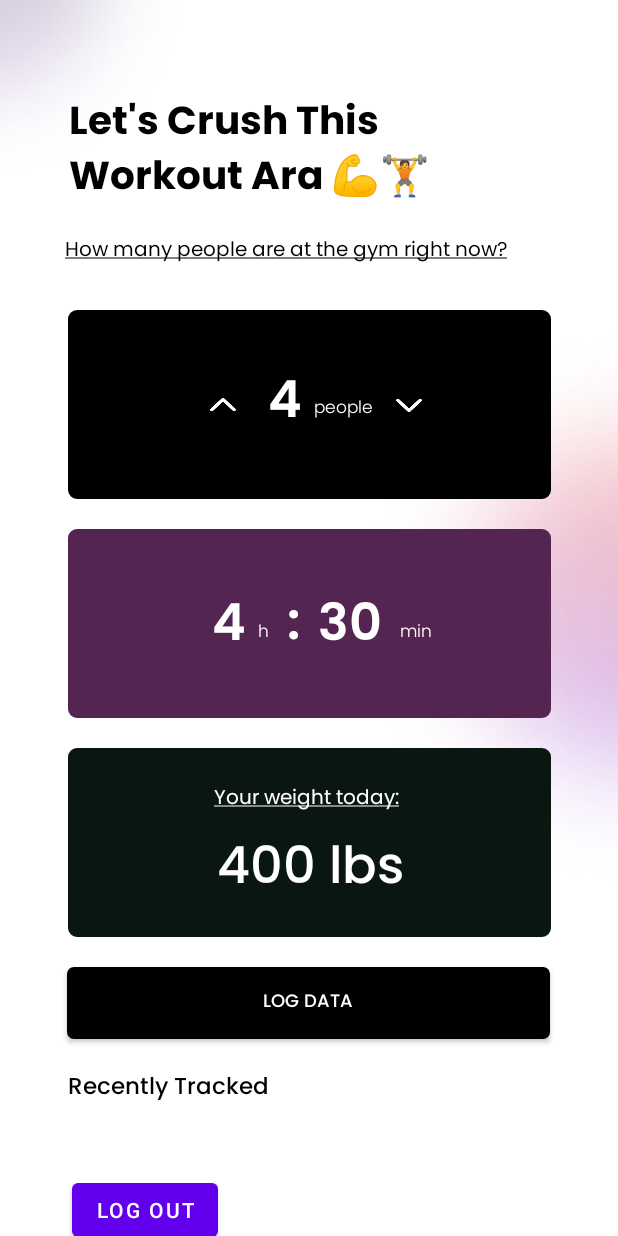
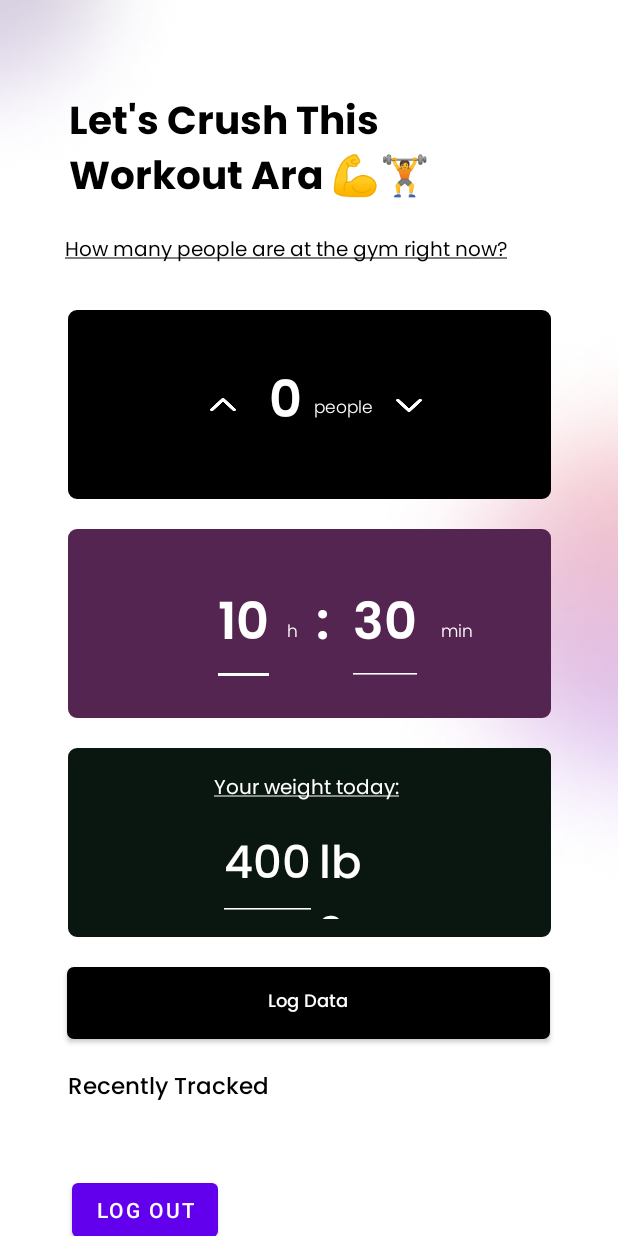
Before and after one commit to Ara-O/Gymtrovert, an Android app: the screen it shows after launch once a user with an empty profile is signed in (MainActivity), on a phone screen of 412 x 824 dp. Run offline under Robolectric (Android 15) with nearby library versions, the phone set to English and light mode, and no system bars; our stand-ins replace Firebase (no records; nobody signed in at launch, a user with empty details on screens opened directly); 2 statements that could not run were skipped.

Commit message:
Adding functionality to main page

```diff
--- a/app/build.gradle
+++ b/app/build.gradle
@@ -49,6 +49,7 @@ dependencies {
     implementation 'com.google.android.material:material:1.8.0'
     implementation 'androidx.constraintlayout:constraintlayout:2.1.4'
     implementation 'com.google.firebase:firebase-auth-ktx:21.0.3'
+    implementation 'com.google.firebase:firebase-database-ktx:20.0.4'
     testImplementation 'junit:junit:4.13.2'
     androidTestImplementation 'androidx.test.ext:junit:1.1.5'
     androidTestImplementation 'androidx.test.espresso:espresso-core:3.5.1'
--- a/app/src/main/java/com/example/gymtrovert/MainActivity.kt
+++ b/app/src/main/java/com/example/gymtrovert/MainActivity.kt
@@ -1,9 +1,12 @@
 package com.example.gymtrovert
 
 import android.content.Intent
+import android.icu.util.Calendar
 import androidx.appcompat.app.AppCompatActivity
 import android.os.Bundle
+import android.text.Editable
 import android.util.Log
+import android.widget.Toast
 import com.example.gymtrovert.databinding.ActivityMainBinding
 import com.google.android.gms.auth.api.Auth
 import com.google.android.gms.auth.api.signin.GoogleSignIn
@@ -11,13 +14,23 @@ import com.google.android.gms.auth.api.signin.GoogleSignInClient
 import com.google.android.gms.auth.api.signin.GoogleSignInOptions
 import com.google.firebase.auth.FirebaseAuth
 import com.google.firebase.auth.FirebaseAuth.AuthStateListener
+import com.google.firebase.auth.FirebaseUser
 import com.google.firebase.auth.ktx.auth
+import com.google.firebase.database.ktx.database
 import com.google.firebase.ktx.Firebase
+import java.time.LocalDateTime
+import java.time.format.DateTimeFormatter
 
+data class loggedData(
+   val numOfGymGoers: Int,
+   val loggedTime: String,
+   val loggedWeight: Int
+)
 class MainActivity : AppCompatActivity() {
     private lateinit var binding: ActivityMainBinding
     lateinit var googleSignInClient: GoogleSignInClient
     private lateinit var  authListener: AuthStateListener
+    private lateinit   var user : FirebaseUser
 
     override fun onDestroy() {
         super.onDestroy()
@@ -27,9 +40,9 @@ class MainActivity : AppCompatActivity() {
         super.onCreate(savedInstanceState)
         binding = ActivityMainBinding.inflate(layoutInflater)
         setContentView(binding.root)
-
+        //Check users registration status
         authListener = FirebaseAuth.AuthStateListener { firebaseAuth ->
-            val user = firebaseAuth.currentUser
+            user = firebaseAuth.currentUser!!
             if (user != null) {
                 // User is signed in
                 Log.d("vewfwe", "user already exists")
@@ -41,7 +54,44 @@ class MainActivity : AppCompatActivity() {
             }
         }
 
-        Firebase. auth.addAuthStateListener(authListener)
+        Firebase.auth.addAuthStateListener(authListener)
+
+
+
+        var numOfPeopleInGym = 0
+
+        binding.increaseNumOfPeople.setOnClickListener {
+            numOfPeopleInGym++
+            binding.numOfPeopleInTheGym.text = numOfPeopleInGym.toString()
+
+            if(numOfPeopleInGym == 1)
+                binding.peopleText.text = "person"
+            else
+                binding.peopleText.text = "people"
+
+            if(numOfPeopleInGym > 10){
+                Toast.makeText(applicationContext, "Geez, I feel bad for you :(", Toast.LENGTH_SHORT).show()
+            }
+        }
+
+        binding.reduceNumOfPeople.setOnClickListener {
+            if(numOfPeopleInGym > 0){
+                numOfPeopleInGym--
+            }
+            binding.numOfPeopleInTheGym.text = numOfPeopleInGym.toString()
+
+            if(numOfPeopleInGym == 1)
+                binding.peopleText.text = "person"
+            else
+                binding.peopleText.text = "people"
+        }
+
+        val c = Calendar.getInstance()
+        val hour = c.get(Calendar.HOUR_OF_DAY)
+        val minute = c.get(Calendar.MINUTE)
+
+        binding.hour.setText( hour.toString())
+        binding.min.setText(minute.toString())
 
 
         val googleSignInOptions = GoogleSignInOptions.Builder(GoogleSignInOptions.DEFAULT_SIGN_IN)
@@ -51,6 +101,25 @@ class MainActivity : AppCompatActivity() {
 
         // Initialize sign in client
         googleSignInClient = GoogleSignIn.getClient(this, googleSignInOptions)
+
+
+        val database = Firebase.database
+        binding.logData.setOnClickListener {
+//            val c = Calendar.getInstance()
+//            DayofWeek-hour-minute
+            //Monday-09-03
+            //Monday-09
+//            val dayOfWeek = c.get(Calendar.DAY_OF_WEEK)
+//            val minute = c.get(Calendar.MINUTE)
+
+//            var loggedTime = ""
+//            loggedTime += "${}"
+//            Get current date and time set that under the time
+//                val data = loggedData(binding.numOfPeopleInTheGym.text.toString().toInt(), )
+//            val userUsername = database.getReference("/${user?.uid}/username")
+//
+//            userUsername.setValue(.toString())
+        }
 
         binding.logOut.setOnClickListener {
 
--- a/app/src/main/java/com/example/gymtrovert/Signup.kt
+++ b/app/src/main/java/com/example/gymtrovert/Signup.kt
@@ -22,6 +22,7 @@ import com.google.firebase.auth.AuthCredential
 import com.google.firebase.auth.FirebaseAuth
 import com.google.firebase.auth.GoogleAuthProvider
 import com.google.firebase.auth.ktx.auth
+import com.google.firebase.database.ktx.database
 import com.google.firebase.ktx.Firebase
 import com.google.firebase.ktx.initialize
 
@@ -71,6 +72,12 @@ class Signup : AppCompatActivity() {
                              Log.d("Success", "createUserWithEmail:success")
                              displayToast("Successfully signed in")
                              val user = auth.currentUser
+
+                             //Save user's username
+                             val database = Firebase.database
+                             val userUsername = database.getReference("/${user?.uid}/username")
+
+                             userUsername.setValue(username.toString())
                              val i = Intent(this, MainActivity::class.java)
                              startActivity(i)
                              finish()
@@ -95,6 +102,7 @@ class Signup : AppCompatActivity() {
         super.onActivityResult(requestCode, resultCode, data)
         when (requestCode) {
             100 -> {
+                val username = binding.usernameInput.text
                 // When request code is equal to 100 initialize task
                 val signInAccountTask: Task<GoogleSignInAccount> =  GoogleSignIn.getSignedInAccountFromIntent(data)
 
@@ -115,6 +123,13 @@ class Signup : AppCompatActivity() {
                                 .addOnCompleteListener(this) { task ->
                                     // Check condition
                                     if (task.isSuccessful) {
+
+                                        //Save user's username
+                                        val database = Firebase.database
+                                        val userUsername = database.getReference("/${auth.currentUser?.uid}/username")
+
+                                        userUsername.setValue(username)
+
                                         val i = Intent(this, MainActivity::class.java)
                                         startActivity(i)
                                         finish()
--- a/app/src/main/res/layout/activity_main.xml
+++ b/app/src/main/res/layout/activity_main.xml
@@ -38,7 +38,6 @@
             app:layout_constraintHorizontal_bias="0.368"
             app:layout_constraintStart_toStartOf="parent"
             app:layout_constraintTop_toBottomOf="@+id/textView4" />
-
 
 
         <ImageView
@@ -96,10 +95,11 @@
             app:layout_constraintTop_toBottomOf="@+id/view2" />
 
         <androidx.appcompat.widget.AppCompatButton
-            android:id="@+id/button"
+            android:id="@+id/logData"
             android:layout_width="322dp"
             android:layout_height="48dp"
             android:layout_marginTop="20dp"
+            android:textAllCaps="false"
             android:background="@drawable/rounded_button_border"
             android:backgroundTint="#000000"
             android:fontFamily="@font/poppins_medium"
@@ -112,11 +112,11 @@
             app:layout_constraintTop_toBottomOf="@+id/view3" />
 
         <TextView
-            android:id="@+id/textView12"
+            android:id="@+id/numOfPeopleInTheGym"
             android:layout_width="wrap_content"
             android:layout_height="wrap_content"
             android:fontFamily="@font/poppins_semibold"
-            android:text="4"
+            android:text="0"
             android:textColor="#FFFFFF"
             android:textSize="34sp"
             app:layout_constraintBottom_toBottomOf="@+id/view"
@@ -125,23 +125,41 @@
             app:layout_constraintStart_toStartOf="@+id/view"
             app:layout_constraintTop_toTopOf="@+id/view" />
 
-        <TextView
+        <EditText
             android:id="@+id/textView17"
             android:layout_width="wrap_content"
             android:layout_height="wrap_content"
+            android:backgroundTint="@color/white"
             android:fontFamily="@font/poppins_medium"
-            android:text="400 lbs"
+            android:inputType="number"
+            android:maxLength="3"
+            android:text="400"
+            android:textCursorDrawable="@color/white"
             android:textColor="#FFFFFF"
-            android:textSize="34sp"
+            android:textSize="30sp"
             app:layout_constraintBottom_toBottomOf="@+id/view3"
             app:layout_constraintEnd_toEndOf="@+id/view3"
-            app:layout_constraintHorizontal_bias="0.502"
+            app:layout_constraintHorizontal_bias="0.391"
             app:layout_constraintStart_toStartOf="@+id/view3"
             app:layout_constraintTop_toTopOf="@+id/view3"
-            app:layout_constraintVertical_bias="0.771" />
+            app:layout_constraintVertical_bias="0.8" />
 
         <TextView
-            android:id="@+id/textView11"
+            android:id="@+id/lbs"
+            android:layout_width="44dp"
+            android:layout_height="60dp"
+            android:layout_marginTop="54dp"
+            android:fontFamily="@font/poppins_medium"
+            android:text="lbs"
+            android:textColor="#FFFFFF"
+            android:textSize="30sp"
+            app:layout_constraintEnd_toEndOf="@+id/view3"
+            app:layout_constraintHorizontal_bias="0.012"
+            app:layout_constraintStart_toEndOf="@+id/textView17"
+            app:layout_constraintTop_toTopOf="@+id/view3" />
+
+        <TextView
+            android:id="@+id/peopleText"
             android:layout_width="wrap_content"
             android:layout_height="wrap_content"
             android:fontFamily="@font/poppins_light"
@@ -151,11 +169,12 @@
             app:layout_constraintBottom_toBottomOf="@+id/view"
             app:layout_constraintEnd_toEndOf="@+id/view"
             app:layout_constraintHorizontal_bias="0.062"
-            app:layout_constraintStart_toEndOf="@+id/textView12"
+            app:layout_constraintStart_toEndOf="@+id/numOfPeopleInTheGym"
             app:layout_constraintTop_toTopOf="@+id/view"
             app:layout_constraintVertical_bias="0.527" />
 
         <androidx.appcompat.widget.AppCompatImageButton
+            android:id="@+id/increaseNumOfPeople"
             android:layout_width="48dp"
             android:layout_height="48dp"
             android:layout_marginStart="79dp"
@@ -163,13 +182,13 @@
             android:contentDescription="@string/up_arrow"
             android:src="@mipmap/arrow_2_foreground"
             app:layout_constraintBottom_toBottomOf="@+id/view"
-            app:layout_constraintEnd_toStartOf="@+id/textView12"
+            app:layout_constraintEnd_toStartOf="@+id/numOfPeopleInTheGym"
             app:layout_constraintHorizontal_bias="0.0"
             app:layout_constraintStart_toStartOf="@+id/view"
             app:layout_constraintTop_toTopOf="@+id/view" />
 
         <androidx.appcompat.widget.AppCompatImageButton
-            android:id="@+id/appCompatImageButton"
+            android:id="@+id/reduceNumOfPeople"
             android:layout_width="48dp"
             android:layout_height="48dp"
             android:background="#00FFFFFF"
@@ -179,16 +198,20 @@
             app:layout_constraintBottom_toBottomOf="@+id/view"
             app:layout_constraintEnd_toEndOf="@+id/view"
             app:layout_constraintHorizontal_bias="0.0"
-            app:layout_constraintStart_toEndOf="@+id/textView11"
+            app:layout_constraintStart_toEndOf="@+id/peopleText"
             app:layout_constraintTop_toTopOf="@+id/view" />
 
-        <TextView
-            android:id="@+id/textView10"
+        <EditText
+            android:id="@+id/hour"
             android:layout_width="wrap_content"
             android:layout_height="wrap_content"
             android:layout_marginStart="96dp"
+            android:backgroundTint="#FFFFFF"
             android:fontFamily="@font/poppins_semibold"
-            android:text="4"
+            android:textCursorDrawable="@color/white"
+            android:inputType="number"
+            android:text="0"
+            android:maxLength="2"
             android:textColor="#FFFFFF"
             android:textSize="34sp"
             app:layout_constraintBottom_toBottomOf="@+id/view2"
@@ -210,13 +233,17 @@
             app:layout_constraintTop_toTopOf="@+id/view2"
             app:layout_constraintVertical_bias="0.529" />
 
-        <TextView
-            android:id="@+id/textView15"
+        <EditText
+            android:id="@+id/min"
             android:layout_width="wrap_content"
             android:layout_height="wrap_content"
             android:layout_marginStart="12dp"
+            android:backgroundTint="#FFFFFF"
             android:fontFamily="@font/poppins_semibold"
-            android:text="30"
+            android:inputType="number"
+            android:textCursorDrawable="@color/white"
+            android:maxLength="2"
+            android:text="00"
             android:textColor="#FFFFFF"
             android:textSize="34sp"
             app:layout_constraintBottom_toBottomOf="@+id/view2"
@@ -234,7 +261,7 @@
             android:textColor="#FFFFFF"
             android:textSize="11sp"
             app:layout_constraintBottom_toBottomOf="@+id/view2"
-            app:layout_constraintStart_toEndOf="@+id/textView10"
+            app:layout_constraintStart_toEndOf="@+id/hour"
             app:layout_constraintTop_toTopOf="@+id/view2"
             app:layout_constraintVertical_bias="0.561" />
 
@@ -248,7 +275,7 @@
             android:textColor="#FFFFFF"
             android:textSize="11sp"
             app:layout_constraintBottom_toBottomOf="@+id/view2"
-            app:layout_constraintStart_toEndOf="@+id/textView15"
+            app:layout_constraintStart_toEndOf="@+id/min"
             app:layout_constraintTop_toTopOf="@+id/view2"
             app:layout_constraintVertical_bias="0.561" />
         <!--        <LinearLayout-->
@@ -282,7 +309,7 @@
             app:layout_constraintEnd_toEndOf="parent"
             app:layout_constraintHorizontal_bias="0.162"
             app:layout_constraintStart_toStartOf="parent"
-            app:layout_constraintTop_toBottomOf="@+id/button" />
+            app:layout_constraintTop_toBottomOf="@+id/logData" />
 
         <Button
             android:id="@+id/logOut"
```
